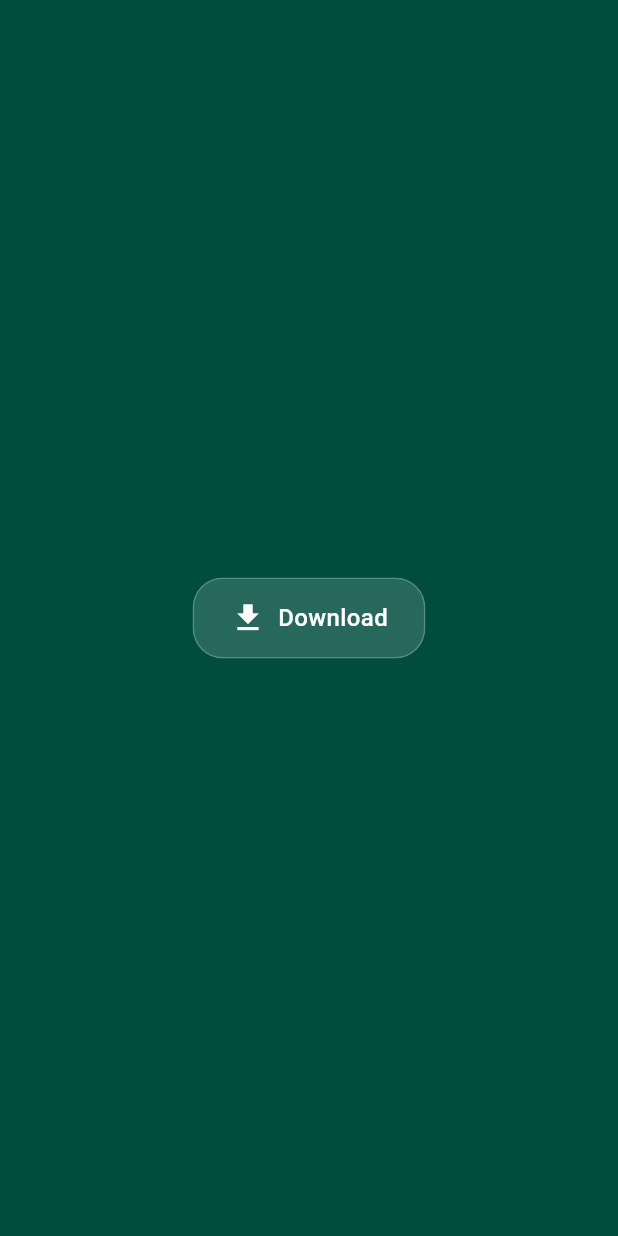
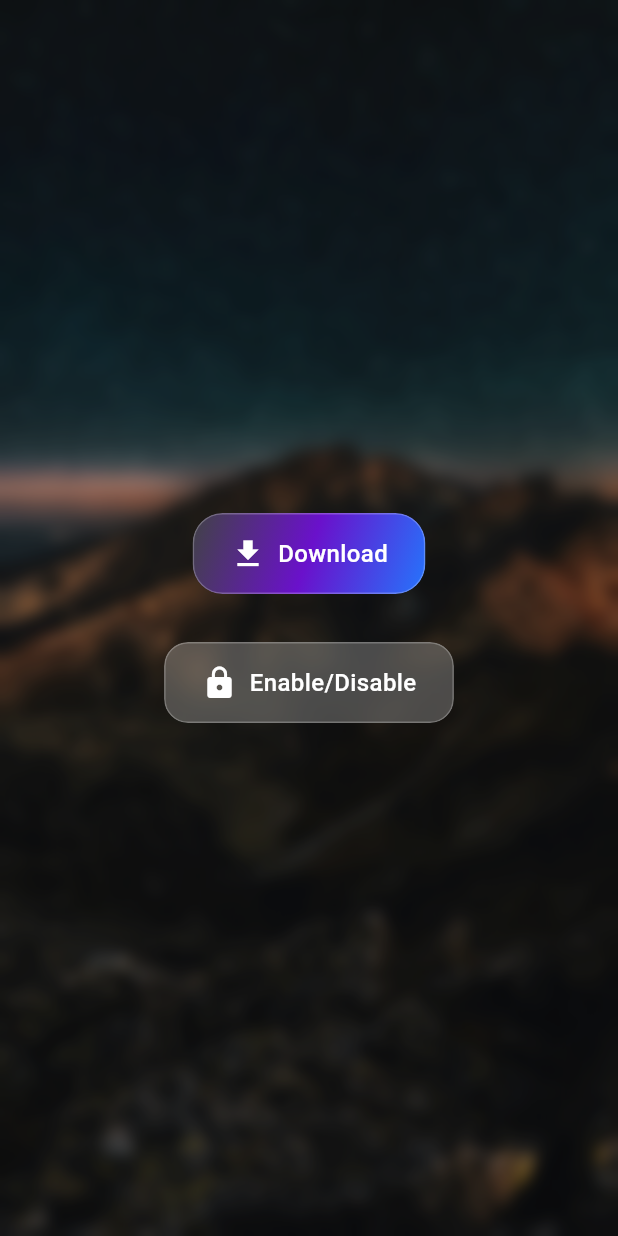
Before and after one commit to Mujeebkhan-it/Flutter-package, a Flutter app: the screen it shows after launch, on a phone screen of 412 x 824 dp. Run offline on Flutter 3.47's test engine with Material 3 defaults, Android fonts, the phone set to English and light mode, and no system bars.

```diff
--- a/glass_animated_button/example/lib/main.dart
+++ b/glass_animated_button/example/lib/main.dart
@@ -1,27 +1,90 @@
 import 'package:flutter/material.dart';
 import 'package:glass_animated_button/glass_animated_button.dart';
+import 'dart:ui';
 
 void main() {
   runApp(const MyApp());
 }
 
-class MyApp extends StatelessWidget {
+class MyApp extends StatefulWidget {
   const MyApp({super.key});
+
+  @override
+  State<MyApp> createState() => _MyAppState();
+}
+
+class _MyAppState extends State<MyApp> {
+  bool _loading = false;
+  bool _disabled = false;
 
   @override
   Widget build(BuildContext context) {
     return MaterialApp(
       home: Scaffold(
-        backgroundColor: Colors.teal[900],
-        body: Center(
-          child: GlassAnimatedButton(
+        body: Stack(
+          fit: StackFit.expand,
+          children: [
+            Image.asset(
+              'assets/bg.jpg',
+              fit: BoxFit.cover,
+            ),
+            BackdropFilter(
+              filter: ImageFilter.blur(sigmaX: 5, sigmaY: 5),
+              child: Container(
+                color: Colors.black.withOpacity(0.2), // Optional dark overlay
+              ),
+            ),
+            Center(
+              child: Column(
+                mainAxisSize: MainAxisSize.min,
+                children: [
+                  GlassAnimatedButton(
                     text: "Download",
                     icon: Icon(Icons.download, color: Colors.white),
-            onPressed: () => print("Tapped!"),
+                    onPressed: () async {
+                      setState(() => _loading = true);
+                      await Future.delayed(const Duration(seconds: 2));
+                      setState(() => _loading = false);
+                    },
                     blur: 10,
                     borderRadius: 20,
                     color: Colors.white.withOpacity(0.15),
+                    animationDuration: const Duration(milliseconds: 200),
+                    animationCurve: Curves.easeInOut,
+                    boxShadow: [
+                      BoxShadow(
+                        color: Colors.black.withOpacity(0.2),
+                        blurRadius: 16,
+                        offset: Offset(0, 6),
                       ),
+                    ],
+                    gradient: LinearGradient(
+                      colors: [
+                        Color(0xFF414345),
+                        Color(0xFF6a11cb),
+                        Color(0xFF2575fc),
+                      ],
+                      begin: Alignment.topLeft,
+                      end: Alignment.bottomRight,
+                    ),
+                    enableHapticFeedback: true,
+                    isLoading: _loading,
+                    isDisabled: _disabled,
+                  ),
+                  const SizedBox(height: 32),
+                  GlassAnimatedButton(
+                    text: _disabled ? "Disabled" : "Enable/Disable",
+                    onPressed: () => setState(() => _disabled = !_disabled),
+                    blur: 8,
+                    borderRadius: 16,
+                    color: Colors.white24,
+                    isDisabled: _loading,
+                    icon: Icon(Icons.lock, color: Colors.white),
+                  ),
+                ],
+              ),
+            ),
+          ],
         ),
       ),
     );
--- a/glass_animated_button/lib/glass_animated_button.dart
+++ b/glass_animated_button/lib/glass_animated_button.dart
@@ -2,6 +2,7 @@ library glass_animated_button;
 
 import 'dart:ui';
 import 'package:flutter/material.dart';
+import 'package:flutter/services.dart';
 
 /// A stylish, animated button with a frosted glass (glassmorphism) effect.
 ///
@@ -34,6 +35,27 @@ class GlassAnimatedButton extends StatefulWidget {
   /// Optional icon displayed before the text.
   final Widget? icon;
 
+  /// The duration of the tap animation.
+  final Duration animationDuration;
+
+  /// The curve of the tap animation.
+  final Curve animationCurve;
+
+  /// Whether the button is in a loading state.
+  final bool isLoading;
+
+  /// Whether the button is disabled.
+  final bool isDisabled;
+
+  /// Optional shadow or glow effect for the button.
+  final List<BoxShadow>? boxShadow;
+
+  /// Optional gradient background for the button. Overrides [color] if provided.
+  final Gradient? gradient;
+
+  /// Whether to enable haptic feedback on tap.
+  final bool enableHapticFeedback;
+
   /// Creates a [GlassAnimatedButton] with customizable glass effect and animation.
   const GlassAnimatedButton({
     super.key,
@@ -45,6 +67,13 @@ class GlassAnimatedButton extends StatefulWidget {
     this.textStyle,
     this.padding = const EdgeInsets.symmetric(horizontal: 24, vertical: 14),
     this.icon,
+    this.animationDuration = const Duration(milliseconds: 100),
+    this.animationCurve = Curves.easeOut,
+    this.isLoading = false,
+    this.isDisabled = false,
+    this.boxShadow,
+    this.gradient,
+    this.enableHapticFeedback = false,
   });
 
   @override
@@ -62,13 +91,13 @@ class _GlassAnimatedButtonState extends State<GlassAnimatedButton>
 
     _controller = AnimationController(
       vsync: this,
-      duration: const Duration(milliseconds: 100),
+      duration: widget.animationDuration,
       lowerBound: 0.0,
       upperBound: 0.1,
     );
 
     _scaleAnimation = Tween<double>(begin: 1.0, end: 0.95).animate(
-      CurvedAnimation(parent: _controller, curve: Curves.easeOut),
+      CurvedAnimation(parent: _controller, curve: widget.animationCurve),
     );
   }
 
@@ -84,17 +113,43 @@ class _GlassAnimatedButtonState extends State<GlassAnimatedButton>
 
   @override
   Widget build(BuildContext context) {
+    final bool effectiveDisabled = widget.isDisabled || widget.isLoading;
+    void handleTap() {
+      if (widget.enableHapticFeedback) {
+        HapticFeedback.lightImpact();
+      }
+      widget.onPressed();
+    }
     return GestureDetector(
-      onTap: widget.onPressed,
-      onTapDown: _onTapDown,
-      onTapUp: _onTapUp,
-      onTapCancel: _onTapCancel,
+      onTap: effectiveDisabled ? null : handleTap,
+      onTapDown: effectiveDisabled ? null : _onTapDown,
+      onTapUp: effectiveDisabled ? null : _onTapUp,
+      onTapCancel: effectiveDisabled ? null : _onTapCancel,
+      child: FocusableActionDetector(
+        enabled: !effectiveDisabled,
+        onShowFocusHighlight: (_) => setState(() {}),
+        shortcuts: <LogicalKeySet, Intent>{
+          LogicalKeySet(LogicalKeyboardKey.enter): ActivateIntent(),
+          LogicalKeySet(LogicalKeyboardKey.space): ActivateIntent(),
+        },
+        actions: <Type, Action<Intent>>{
+          ActivateIntent: CallbackAction<ActivateIntent>(
+            onInvoke: (intent) => handleTap(),
+          ),
+        },
+        child: Semantics(
+          button: true,
+          enabled: !effectiveDisabled,
+          label: widget.text,
+          value: widget.isLoading ? 'Loading' : null,
           child: AnimatedBuilder(
             animation: _scaleAnimation,
             builder: (context, child) => Transform.scale(
               scale: _scaleAnimation.value,
               child: child,
             ),
+            child: Opacity(
+              opacity: effectiveDisabled ? 0.6 : 1.0,
               child: ClipRRect(
                 borderRadius: BorderRadius.circular(widget.borderRadius),
                 child: BackdropFilter(
@@ -105,11 +160,24 @@ class _GlassAnimatedButtonState extends State<GlassAnimatedButton>
                   child: Container(
                     padding: widget.padding,
                     decoration: BoxDecoration(
-                color: widget.color,
+                      color: widget.gradient == null ? widget.color : null,
+                      gradient: widget.gradient,
                       borderRadius: BorderRadius.circular(widget.borderRadius),
                       border: Border.all(color: Colors.white24),
+                      boxShadow: widget.boxShadow,
                     ),
-              child: Row(
+                    child: widget.isLoading
+                        ? SizedBox(
+                            height: 20,
+                            width: 20,
+                            child: CircularProgressIndicator(
+                              valueColor: AlwaysStoppedAnimation<Color>(
+                                widget.textStyle?.color ?? Colors.white,
+                              ),
+                              strokeWidth: 2.2,
+                            ),
+                          )
+                        : Row(
                             mainAxisSize: MainAxisSize.min,
                             mainAxisAlignment: MainAxisAlignment.center,
                             children: [
@@ -132,6 +200,9 @@ class _GlassAnimatedButtonState extends State<GlassAnimatedButton>
                 ),
               ),
             ),
+          ),
+        ),
+      ),
     );
   }
 }
--- a/glass_animated_button/pubspec.yaml
+++ b/glass_animated_button/pubspec.yaml
@@ -1,13 +1,13 @@
 name: glass_animated_button
 description: A customizable animated glassmorphic button for Flutter.
-version: 1.0.3
+version: 1.0.4
 
 homepage: https://github.com/Mujeebkhan-it/Flutter-package/tree/main/glass_animated_button
 repository: https://github.com/Mujeebkhan-it/Flutter-package
 issue_tracker: https://github.com/Mujeebkhan-it/Flutter-package/issues
 
 environment:
-  sdk: ">=3.0.0 <4.0.0"
+  sdk: ">=2.19.0 <4.0.0"
 
 dependencies:
   flutter:
```
Also changed, not shown: glass_animated_button/example/pubspec.yaml (+5 -3 lines), glass_animated_button/example/assets/bg.jpg (added), glass_animated_button/example/pubspec.lock, glass_animated_button/ss.jpg (added), 3 other files. Lines whose indentation alone changed are shown as unchanged.
